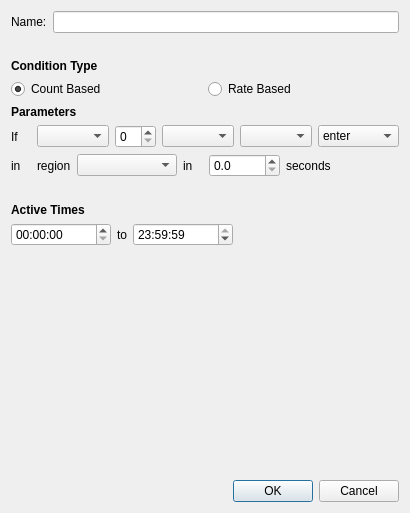
The window that brainframe_qt/ui/dialogs/alarm_creation/alarm_creation.ui (aotuai/brainframe-qt) describes before a commit, drawn with Qt 5.
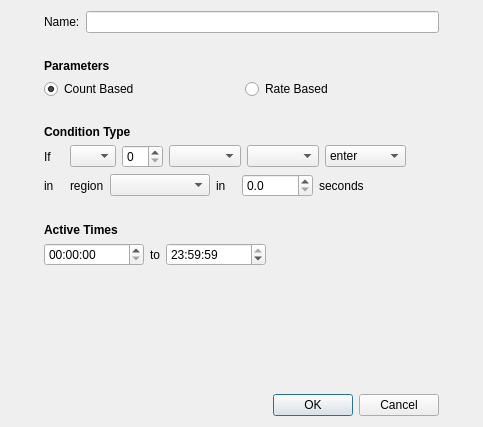
The same window after the commit.

Commit message: Further support for rate conditions. Still unfinished

Patch:
```diff
--- a/brainframe_qt/ui/dialogs/alarm_creation/alarm_creation.ui
+++ b/brainframe_qt/ui/dialogs/alarm_creation/alarm_creation.ui
@@ -6,14 +6,29 @@
    <rect>
     <x>0</x>
     <y>0</y>
-    <width>382</width>
-    <height>513</height>
+    <width>483</width>
+    <height>427</height>
    </rect>
   </property>
   <property name="windowTitle">
    <string>Alarm Configuration</string>
   </property>
-  <layout class="QVBoxLayout" name="verticalLayout">
+  <layout class="QHBoxLayout" name="horizontalLayout_4">
+   <item>
+    <spacer name="horizontalSpacer_4">
+     <property name="orientation">
+      <enum>Qt::Horizontal</enum>
+     </property>
+     <property name="sizeHint" stdset="0">
+      <size>
+       <width>40</width>
+       <height>20</height>
+      </size>
+     </property>
+    </spacer>
+   </item>
+   <item>
+    <layout class="QVBoxLayout" name="verticalLayout_2">
    <item>
     <layout class="QHBoxLayout" name="horizontalLayout">
      <property name="bottomMargin">
@@ -32,7 +47,7 @@
     </layout>
    </item>
    <item>
-    <widget class="QLabel" name="condition_type_label">
+      <widget class="QLabel" name="parameters_label">
      <property name="font">
       <font>
        <weight>75</weight>
@@ -40,12 +55,15 @@
       </font>
      </property>
      <property name="text">
-      <string>Condition Type</string>
+        <string>Parameters</string>
      </property>
     </widget>
    </item>
    <item>
     <layout class="QHBoxLayout" name="horizontalLayout_2" stretch="1,1">
+       <property name="bottomMargin">
+        <number>20</number>
+       </property>
      <item>
       <widget class="QRadioButton" name="count_based_button">
        <property name="text">
@@ -75,7 +93,7 @@
     </layout>
    </item>
    <item>
-    <widget class="QLabel" name="parameters_label">
+      <widget class="QLabel" name="condition_type_label">
      <property name="font">
       <font>
        <weight>75</weight>
@@ -83,7 +101,7 @@
       </font>
      </property>
      <property name="text">
-      <string>Parameters</string>
+        <string>Condition Type</string>
      </property>
     </widget>
    </item>
@@ -112,7 +130,14 @@
       <widget class="QComboBox" name="countable_combo_box"/>
      </item>
      <item row="0" column="1">
-      <widget class="QComboBox" name="test_type_combo_box"/>
+        <widget class="QComboBox" name="test_type_combo_box">
+         <property name="sizeAdjustPolicy">
+          <enum>QComboBox::AdjustToMinimumContentsLength</enum>
+         </property>
+         <property name="minimumContentsLength">
+          <number>2</number>
+         </property>
+        </widget>
      </item>
      <item row="0" column="6">
       <spacer name="horizontalSpacer">
@@ -320,6 +345,21 @@
       <set>QDialogButtonBox::Cancel|QDialogButtonBox::Ok</set>
      </property>
     </widget>
+     </item>
+    </layout>
+   </item>
+   <item>
+    <spacer name="horizontalSpacer_5">
+     <property name="orientation">
+      <enum>Qt::Horizontal</enum>
+     </property>
+     <property name="sizeHint" stdset="0">
+      <size>
+       <width>40</width>
+       <height>20</height>
+      </size>
+     </property>
+    </spacer>
    </item>
   </layout>
  </widget>
```
Lines whose indentation alone changed are shown as unchanged. The commit also changes 2 other files.
